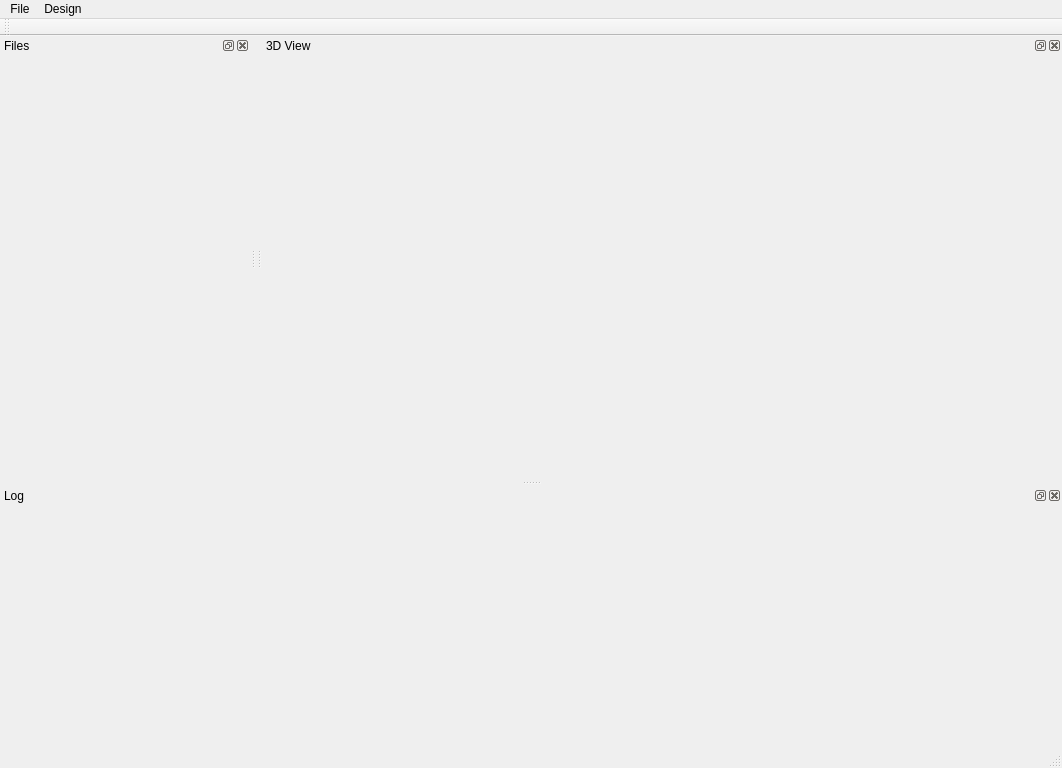
Old version of the form src/NplCadWindow.ui in the repository tatfook/QNplCad.
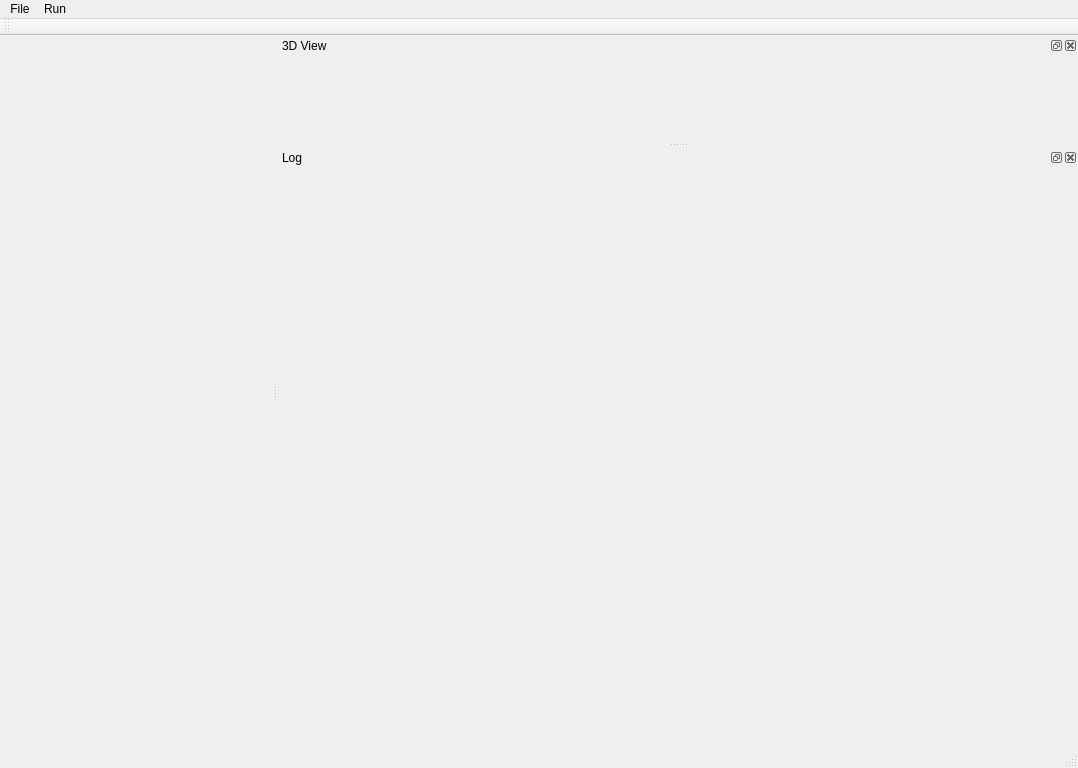
New version of the form. Icons and pictures are not drawn.

Diff of the .ui file:
```diff
--- a/src/NplCadWindow.ui
+++ b/src/NplCadWindow.ui
@@ -6,7 +6,7 @@
    <rect>
     <x>0</x>
     <y>0</y>
-    <width>1024</width>
+    <width>1078</width>
     <height>768</height>
    </rect>
   </property>
@@ -19,7 +19,7 @@
     <rect>
      <x>0</x>
      <y>0</y>
-     <width>1024</width>
+     <width>1078</width>
      <height>31</height>
     </rect>
    </property>
@@ -41,7 +41,7 @@
    </widget>
    <widget class="QMenu" name="menuDesign">
     <property name="title">
-     <string>Design</string>
+     <string>Run</string>
     </property>
     <addaction name="actionBuild"/>
    </widget>
@@ -60,21 +60,6 @@
     <bool>false</bool>
    </attribute>
   </widget>
-  <widget class="QDockWidget" name="DockFiles">
-   <property name="minimumSize">
-    <size>
-     <width>250</width>
-     <height>46</height>
-    </size>
-   </property>
-   <property name="windowTitle">
-    <string>Files</string>
-   </property>
-   <attribute name="dockWidgetArea">
-    <number>1</number>
-   </attribute>
-   <widget class="QWidget" name="dockWidgetContents"/>
-  </widget>
   <widget class="QDockWidget" name="Dock3D">
    <property name="minimumSize">
     <size>
@@ -101,7 +86,7 @@
     <string>Log</string>
    </property>
    <attribute name="dockWidgetArea">
-    <number>8</number>
+    <number>2</number>
    </attribute>
    <widget class="QWidget" name="dockWidgetContents_3"/>
   </widget>
```
Left out of the diff: 48 changed lines with no effect on the pictures.
